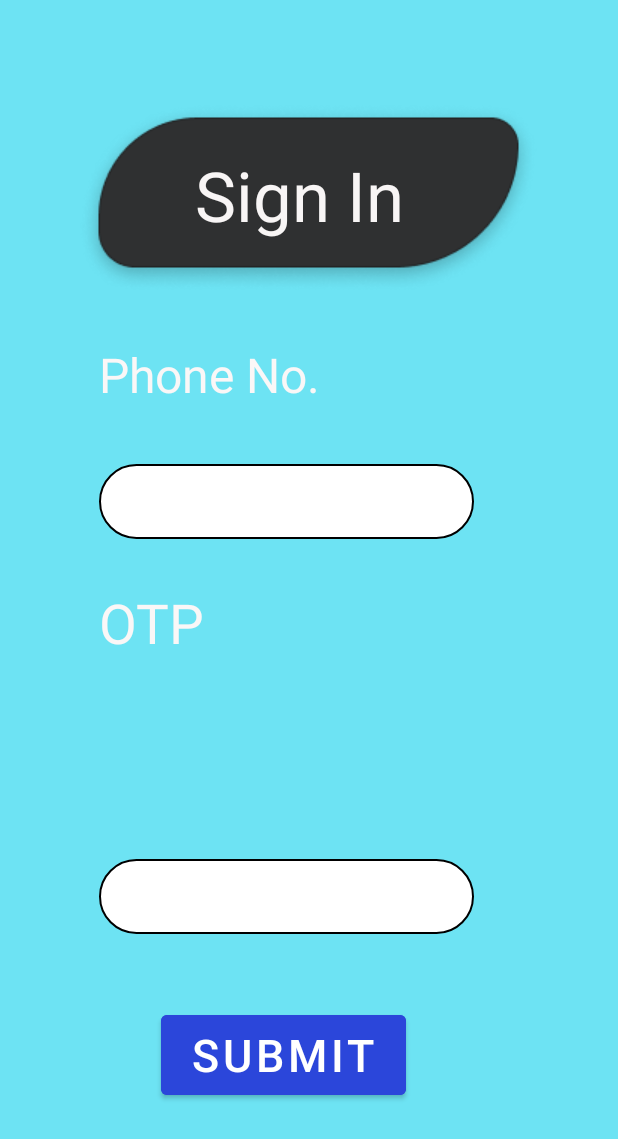
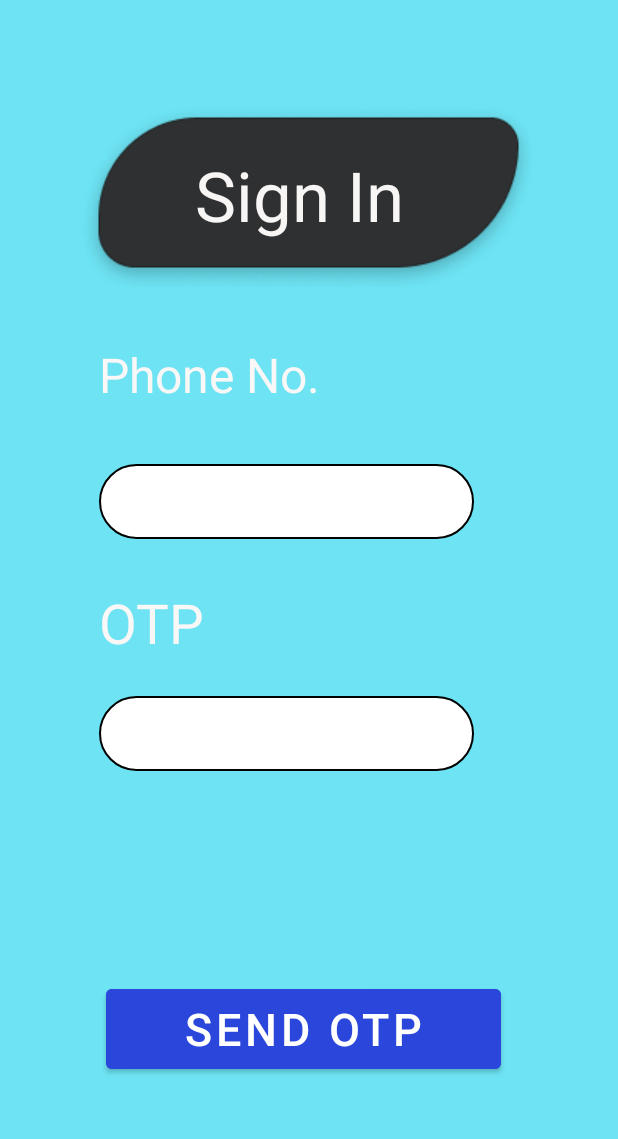
Before and after one commit to Suvansh7/CanGo, an Android app: the signin screen opened directly, with no data from a screen before it, on a phone screen of 412 x 824 dp. Shown: the top 1139 px of the screen. Run offline under Robolectric (Android 15) with nearby library versions, the phone set to English and light mode, and no system bars; our stand-ins replace Firebase (no records; nobody signed in at launch, a user with empty details on screens opened directly); Roboto replaces fonts that are not available here; 2 statements that could not run were skipped.

```diff
--- a/app/src/main/java/com/example/cango/signup.java
+++ b/app/src/main/java/com/example/cango/signup.java
@@ -45,7 +45,7 @@ public class signup extends AppCompatActivity {
                 userMap.put("RollNo" , rollNo);
                 userMap.put("PhoneNo" , phoneNo);
 
-                root.push().setValue(userMap);
+                root.child(phoneNo).setValue(userMap);
 
 //                root.child("name").setValue(name);
 //                root.child("mentor").setValue(mentor);
--- a/app/src/main/res/layout/activity_signin.xml
+++ b/app/src/main/res/layout/activity_signin.xml
@@ -59,18 +59,19 @@
         app:layout_constraintTop_toBottomOf="@+id/textView5" />
 
     <Button
-        android:id="@+id/button4"
-        android:layout_width="163dp"
+        android:id="@+id/otpverify"
+        android:layout_width="263dp"
         android:layout_height="65dp"
-        android:layout_marginBottom="88dp"
         android:autoText="false"
         android:backgroundTint="#2B46DA"
-        android:text="Submit"
+        android:text="SEND OTP"
         android:textSize="30sp"
         app:layout_constraintBottom_toBottomOf="parent"
         app:layout_constraintEnd_toEndOf="parent"
-        app:layout_constraintHorizontal_bias="0.431"
-        app:layout_constraintStart_toStartOf="parent" />
+        app:layout_constraintHorizontal_bias="0.475"
+        app:layout_constraintStart_toStartOf="parent"
+        app:layout_constraintTop_toTopOf="parent"
+        app:layout_constraintVertical_bias="0.861" />
 
     <EditText
         android:id="@+id/editTextPhone2"
@@ -89,6 +90,7 @@
         android:id="@+id/editTextNumber2"
         android:layout_width="250dp"
         android:layout_height="50dp"
+        android:layout_marginTop="464dp"
         android:layout_marginBottom="48dp"
         android:background="@drawable/textfield"
         android:ems="10"
@@ -96,5 +98,6 @@
         app:layout_constraintBottom_toTopOf="@+id/button4"
         app:layout_constraintEnd_toEndOf="parent"
         app:layout_constraintHorizontal_bias="0.409"
-        app:layout_constraintStart_toStartOf="parent" />
+        app:layout_constraintStart_toStartOf="parent"
+        app:layout_constraintTop_toTopOf="parent" />
 </androidx.constraintlayout.widget.ConstraintLayout>
```
